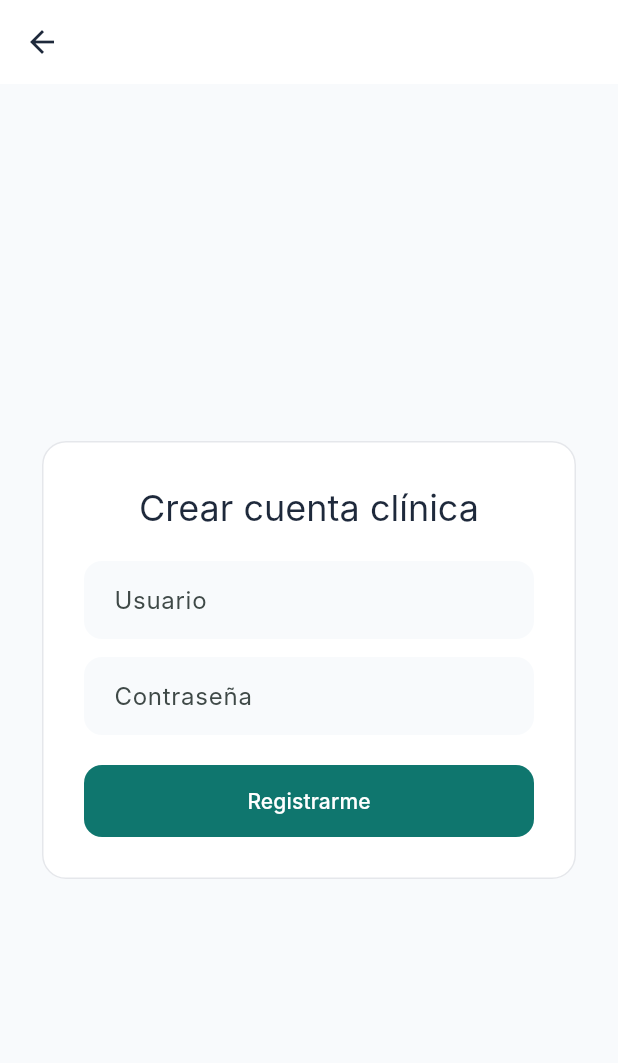
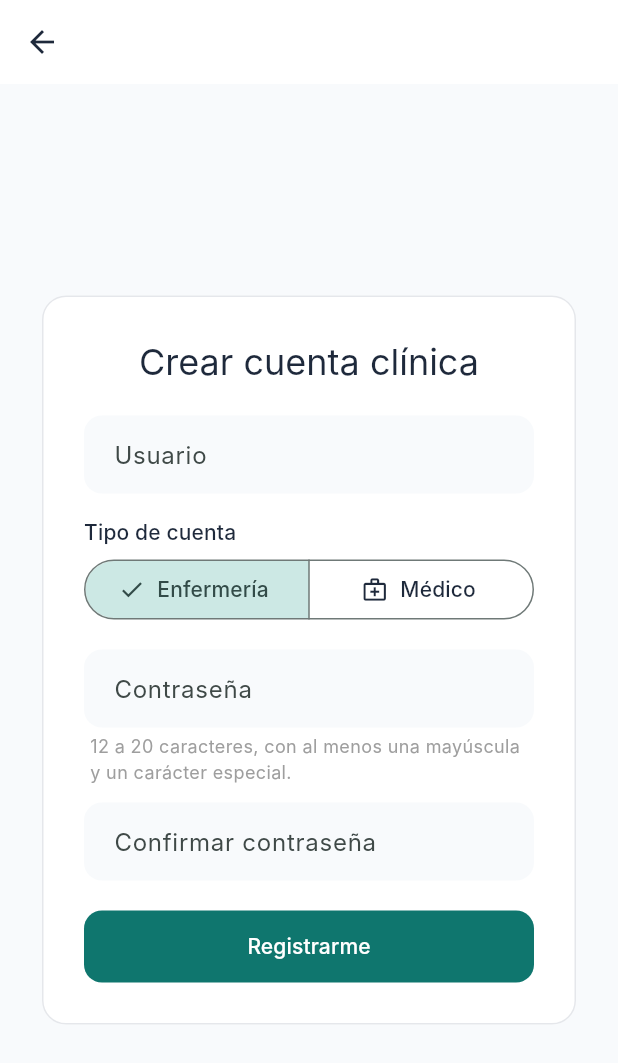
Before and after one commit to NursePulse/MultiPlatform-App-NursePulse, a Flutter app: the SignUpView screen opened by its route, on a phone screen of 412 x 824 dp. Shown: the top 1063 px of the screen. Run offline on Flutter 3.47's test engine with Material 3 defaults, Android fonts, the light colour scheme and no system bars; our stand-ins replace dio, flutter_riverpod, flutter_secure_storage, go_router; accounts and stored records are empty; Roboto replaces fonts that are missing (Inter).

Commit message:
feat(iam): match Angular's sign-up validation and role selection
Add the same client-side password policy (12-20 chars, uppercase,
special char) and confirm-password check as sign-up.ts, a
nurse/doctor account-type selector matching the web form, and the
same 409-vs-400 error distinction so a taken username is never
confused with a rejected weak password.

```diff
--- a/lib/features/iam/presentation/sign_up_view.dart
+++ b/lib/features/iam/presentation/sign_up_view.dart
@@ -1,10 +1,18 @@
+import 'package:dio/dio.dart';
 import 'package:flutter/material.dart';
 import 'package:flutter_riverpod/flutter_riverpod.dart';
 import 'package:go_router/go_router.dart';
 
-import '../../../core/network/api_exception.dart';
 import '../application/auth_notifier.dart';
 import '../domain/user.dart';
+
+/// Mirrors PASSWORD_POLICY_PATTERN in sign-up.ts: 12-20 chars, at least one
+/// uppercase letter and one special character.
+final _passwordPolicyPattern = RegExp(
+  r'^(?=.*[A-Z])(?=.*[^A-Za-z0-9\s]).{12,20}$',
+);
+const _passwordPolicyHint =
+    '12 a 20 caracteres, con al menos una mayúscula y un carácter especial.';
 
 class SignUpView extends ConsumerStatefulWidget {
   const SignUpView({super.key});
@@ -17,7 +25,8 @@ class _SignUpViewState extends ConsumerState<SignUpView> {
   final _formKey = GlobalKey<FormState>();
   final _usernameController = TextEditingController();
   final _passwordController = TextEditingController();
-  static const _role = kRoleNurse;
+  final _confirmPasswordController = TextEditingController();
+  String _role = kRoleNurse;
   String? _error;
   String? _success;
   bool _submitting = false;
@@ -26,11 +35,16 @@ class _SignUpViewState extends ConsumerState<SignUpView> {
   void dispose() {
     _usernameController.dispose();
     _passwordController.dispose();
+    _confirmPasswordController.dispose();
     super.dispose();
   }
 
   Future<void> _submit() async {
     if (!_formKey.currentState!.validate()) return;
+    if (_passwordController.text != _confirmPasswordController.text) {
+      setState(() => _error = 'Las contraseñas no coinciden.');
+      return;
+    }
     setState(() {
       _submitting = true;
       _error = null;
@@ -46,10 +60,28 @@ class _SignUpViewState extends ConsumerState<SignUpView> {
           );
       setState(() => _success = 'Cuenta creada. Ahora puedes iniciar sesión.');
     } catch (e) {
-      setState(() => _error = describeDioError(e));
+      setState(() => _error = _describeSignUpError(e));
     } finally {
       if (mounted) setState(() => _submitting = false);
     }
+  }
+
+  /// Mirrors toErrorKey() in sign-up.ts: 409 and 400 need distinct messages
+  /// so a taken username is never confused with a rejected weak password.
+  String _describeSignUpError(Object error) {
+    if (error is DioException) {
+      final status = error.response?.statusCode;
+      if (status == 409) return 'Ese nombre de usuario no está disponible.';
+      if (status == 400) {
+        return 'Revisa los datos ingresados. La contraseña debe tener entre '
+            '12 y 20 caracteres, con al menos una mayúscula y un carácter '
+            'especial.';
+      }
+      if (error.type == DioExceptionType.connectionError) {
+        return 'No se pudo conectar con el servidor. Verifica tu conexión.';
+      }
+    }
+    return 'Ocurrió un error inesperado. Inténtalo de nuevo.';
   }
 
   @override
@@ -89,7 +121,30 @@ class _SignUpViewState extends ConsumerState<SignUpView> {
                             ? 'Mínimo 3 caracteres'
                             : null,
                       ),
-                      const SizedBox(height: 12),
+                      const SizedBox(height: 16),
+                      Text(
+                        'Tipo de cuenta',
+                        style: Theme.of(context).textTheme.labelLarge,
+                      ),
+                      const SizedBox(height: 4),
+                      SegmentedButton<String>(
+                        segments: const [
+                          ButtonSegment(
+                            value: kRoleNurse,
+                            label: Text('Enfermería'),
+                            icon: Icon(Icons.favorite_outline),
+                          ),
+                          ButtonSegment(
+                            value: 'ROLE_DOCTOR',
+                            label: Text('Médico'),
+                            icon: Icon(Icons.medical_services_outlined),
+                          ),
+                        ],
+                        selected: {_role},
+                        onSelectionChanged: (selection) =>
+                            setState(() => _role = selection.first),
+                      ),
+                      const SizedBox(height: 16),
                       TextFormField(
                         controller: _passwordController,
                         decoration: const InputDecoration(
@@ -97,8 +152,29 @@ class _SignUpViewState extends ConsumerState<SignUpView> {
                         ),
                         obscureText: true,
                         validator: (value) =>
-                            (value == null || value.length < 8)
-                            ? 'Mínimo 8 caracteres'
+                            (value == null || !_passwordPolicyPattern.hasMatch(value))
+                            ? 'La contraseña debe tener entre 12 y 20 '
+                                  'caracteres, con al menos una mayúscula y '
+                                  'un carácter especial.'
+                            : null,
+                      ),
+                      const Padding(
+                        padding: EdgeInsets.only(top: 4, left: 4),
+                        child: Text(
+                          _passwordPolicyHint,
+                          style: TextStyle(fontSize: 12, color: Colors.grey),
+                        ),
+                      ),
+                      const SizedBox(height: 12),
+                      TextFormField(
+                        controller: _confirmPasswordController,
+                        decoration: const InputDecoration(
+                          labelText: 'Confirmar contraseña',
+                        ),
+                        obscureText: true,
+                        validator: (value) =>
+                            (value == null || value.isEmpty)
+                            ? 'Requerido'
                             : null,
                       ),
                       if (_error != null) ...[
```
